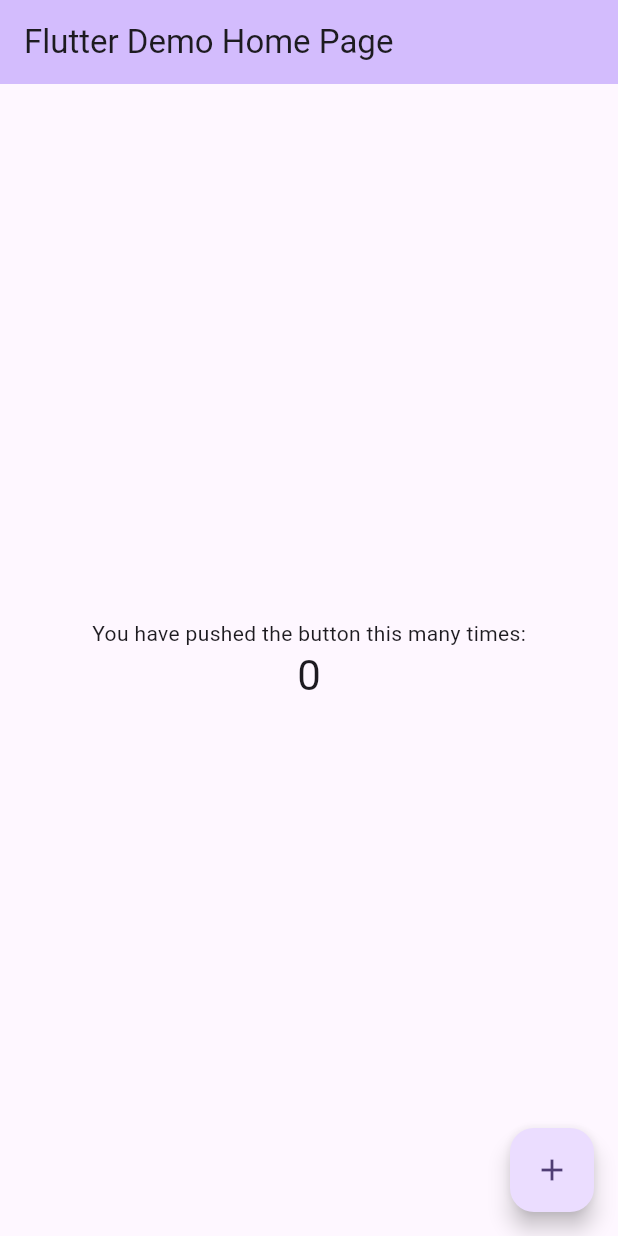
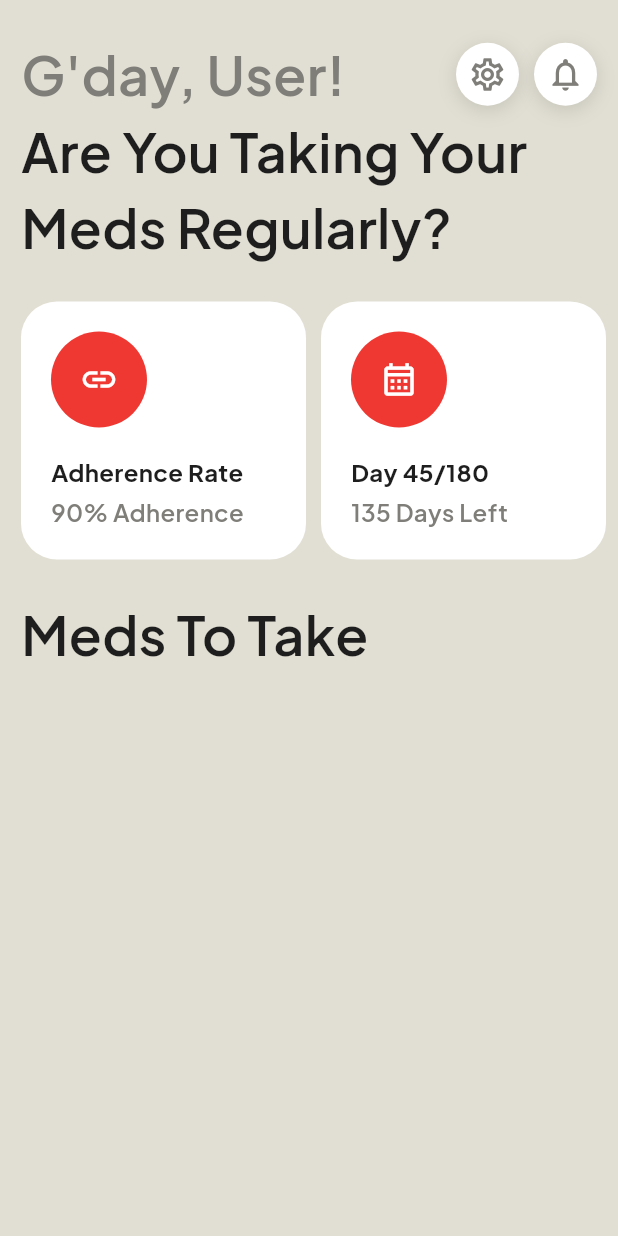
Before and after one commit to queenshafa/remindy-app, a Flutter app: the screen it shows after launch, on a phone screen of 412 x 824 dp. Run offline on Flutter 3.47's test engine with Material 3 defaults, Android fonts, the phone set to English and light mode, and no system bars; our stand-ins replace google_fonts.

Commit message:
feat: notifications and banner button widgets

```diff
--- a/lib/main.dart
+++ b/lib/main.dart
@@ -1,4 +1,7 @@
 import 'package:flutter/material.dart';
+import 'package:google_fonts/google_fonts.dart';
+import 'package:remindy_app/screen/home_screen.dart';
+import 'package:remindy_app/theme/app_theme.dart';
 
 void main() {
   runApp(const MyApp());
@@ -12,25 +15,8 @@ class MyApp extends StatelessWidget {
   Widget build(BuildContext context) {
     return MaterialApp(
       title: 'Flutter Demo',
-      theme: ThemeData(
-        // This is the theme of your application.
-        //
-        // TRY THIS: Try running your application with "flutter run". You'll see
-        // the application has a purple toolbar. Then, without quitting the app,
-        // try changing the seedColor in the colorScheme below to Colors.green
-        // and then invoke "hot reload" (save your changes or press the "hot
-        // reload" button in a Flutter-supported IDE, or press "r" if you used
-        // the command line to start the app).
-        //
-        // Notice that the counter didn't reset back to zero; the application
-        // state is not lost during the reload. To reset the state, use hot
-        // restart instead.
-        //
-        // This works for code too, not just values: Most code changes can be
-        // tested with just a hot reload.
-        colorScheme: .fromSeed(seedColor: Colors.deepPurple),
-      ),
-      home: const MyHomePage(title: 'Flutter Demo Home Page'),
+      theme: AppTheme.theme,
+      home: HomeScreen(),
     );
   }
 }
--- /dev/null
+++ b/lib/screen/home_screen.dart
@@ -0,0 +1,85 @@
+import 'package:flutter/material.dart';
+import 'package:remindy_app/theme/app_theme.dart';
+import 'package:remindy_app/widgets/button_banner.dart';
+import 'package:remindy_app/widgets/circle_icon_button.dart';
+
+class HomeScreen extends StatefulWidget {
+  const HomeScreen({super.key});
+
+  @override
+  State<HomeScreen> createState() => _HomeScreenState();
+}
+
+class _HomeScreenState extends State<HomeScreen> {
+  @override
+  Widget build(BuildContext context) {
+    return Scaffold(
+      backgroundColor: AppTheme.background,
+      body: SafeArea(
+        child: Container(
+          padding: EdgeInsets.symmetric(horizontal: 14, vertical: 24),
+          child: Column(
+            crossAxisAlignment: CrossAxisAlignment.start,
+            children: [
+              Row(
+                children: [
+                  Text(
+                    'G\'day, User!',
+                    style: TextStyle(
+                      fontSize: 36,
+                      color: AppTheme.textSecondary,
+                      fontWeight: FontWeight.w600,
+                    ),
+                  ),
+                  Spacer(),
+                  Row(
+                    children: [
+                      CircleIconButton(
+                        icon: Icons.settings_outlined,
+                        onTap: () {},
+                      ),
+                      SizedBox(width: 10),
+                      CircleIconButton(
+                        icon: Icons.notifications_outlined,
+                        onTap: () {},
+                      ),
+                    ],
+                  ),
+                ],
+              ),
+              Text(
+                'Are You Taking Your Meds Regularly?',
+                style: AppTheme.display(),
+              ),
+              SizedBox(height: 24),
+              Row(
+                mainAxisAlignment: MainAxisAlignment.spaceEvenly,
+                children: [
+                  ButtonBanner(
+                    icon: Icons.link,
+                    onTap: () {},
+                    title: 'Adherence Rate',
+                    description: '90% Adherence',
+                  ),
+                  SizedBox(width: 10),
+                  ButtonBanner(
+                    icon: Icons.calendar_month_outlined,
+                    onTap: () {},
+                    title: 'Day 45/180',
+                    description: '135 Days Left',
+                  ),
+                ],
+              ),
+              SizedBox(height: 24),
+              Text(
+                'Meds To Take',
+                textAlign: TextAlign.start,
+                style: AppTheme.display(),
+              ),
+            ],
+          ),
+        ),
+      ),
+    );
+  }
+}
--- a/lib/theme/app_theme.dart
+++ b/lib/theme/app_theme.dart
@@ -3,17 +3,18 @@ import 'package:google_fonts/google_fonts.dart';
 
 class AppTheme {
   static const Color primary = Color(0xFFEF3832);
-  static const Color secondary = Color(0xFF7F7E79);
   static const Color background = Color(0xFFE1DFD3);
-  static const Color text = Color(0xFF1E1E1E);
+  static const Color textPrimary = Color(0xFF1E1E1E);
+  static const Color textSecondary = Color(0xFF7F7E79);
 
-  static TextStyle display({
-    double fontSize = 22,
-    FontWeight fontWeight = FontWeight.w700,
-    Color color = text,
+  // Helper untuk teks umum (Plus Jakarta Sans) agar konsisten
+  static TextStyle body({
+    double fontSize = 14,
+    FontWeight fontWeight = FontWeight.normal,
+    Color color = textPrimary,
     double? letterSpacing,
   }) {
-    return GoogleFonts.playfairDisplay(
+    return GoogleFonts.plusJakartaSans(
       fontSize: fontSize,
       fontWeight: fontWeight,
       color: color,
@@ -21,29 +22,54 @@ class AppTheme {
     );
   }
 
+  // Helper untuk judul khusus (Playfair Display)
+  static TextStyle display({
+    double fontSize = 36,
+    FontWeight fontWeight = FontWeight.w600,
+    Color color = textPrimary,
+  }) {
+    return GoogleFonts.plusJakartaSans(
+      fontSize: fontSize,
+      fontWeight: fontWeight,
+      color: color,
+    );
+  }
+
   static ThemeData get theme {
-    final baseTextTheme = GoogleFonts.plusJakartaSansTextTheme();
+    // Menerapkan Plus Jakarta Sans sebagai base text theme global
+    final baseTextTheme = GoogleFonts.plusJakartaSansTextTheme(
+      ThemeData.light().textTheme,
+    );
+
     final base = ThemeData(
       useMaterial3: true,
       colorScheme: ColorScheme.fromSeed(seedColor: primary, primary: primary),
       scaffoldBackgroundColor: background,
-      textTheme: baseTextTheme.apply(bodyColor: text, displayColor: text),
+      // Mengatur font default untuk seluruh textTheme aplikasi
+      textTheme: baseTextTheme.apply(
+        bodyColor: textPrimary,
+        displayColor: textPrimary,
+      ),
     );
 
     return base.copyWith(
       appBarTheme: AppBarTheme(
         backgroundColor: background,
-        foregroundColor: text,
+        foregroundColor: textPrimary,
         elevation: 0,
         centerTitle: true,
-        titleTextStyle: display(fontSize: 20),
+        titleTextStyle: display(
+          fontSize: 20,
+        ), // Tetap pakai Playfair Display untuk judul AppBar
       ),
       elevatedButtonTheme: ElevatedButtonThemeData(
         style: ElevatedButton.styleFrom(
           backgroundColor: primary,
           foregroundColor: Colors.white,
           minimumSize: const Size.fromHeight(54),
-          textStyle: baseTextTheme.labelLarge?.copyWith(
+          // Memastikan teks tombol menggunakan Plus Jakarta Sans
+          textStyle: GoogleFonts.plusJakartaSans(
+            fontSize: 16,
             fontWeight: FontWeight.w700,
             letterSpacing: 0.2,
           ),
@@ -56,7 +82,9 @@ class AppTheme {
       inputDecorationTheme: InputDecorationTheme(
         filled: true,
         fillColor: const Color(0xFFF7F2F0),
-        labelStyle: const TextStyle(color: text, fontSize: 13.5),
+        // Menggunakan helper body agar label input konsisten Plus Jakarta Sans
+        labelStyle: body(color: textPrimary, fontSize: 13.5),
+        hintStyle: body(color: textSecondary, fontSize: 13.5),
         contentPadding: const EdgeInsets.symmetric(
           horizontal: 18,
           vertical: 16,
@@ -80,9 +108,13 @@ class AppTheme {
         unselectedItemColor: Colors.grey.shade400,
         type: BottomNavigationBarType.fixed,
         elevation: 0,
-        selectedLabelStyle: const TextStyle(
+        selectedLabelStyle: GoogleFonts.plusJakartaSans(
           fontSize: 12,
           fontWeight: FontWeight.w600,
+        ),
+        unselectedLabelStyle: GoogleFonts.plusJakartaSans(
+          fontSize: 12,
+          fontWeight: FontWeight.normal,
         ),
       ),
     );
--- /dev/null
+++ b/lib/widgets/button_banner.dart
@@ -0,0 +1,77 @@
+import 'package:flutter/material.dart';
+import 'package:google_fonts/google_fonts.dart';
+import 'package:remindy_app/theme/app_theme.dart';
+
+class ButtonBanner extends StatelessWidget {
+  const ButtonBanner({
+    super.key,
+    required this.icon,
+    required this.onTap,
+    required this.title,
+    required this.description,
+  });
+
+  final IconData icon;
+  final VoidCallback onTap;
+  final String title;
+  final String description;
+
+  @override
+  Widget build(BuildContext context) {
+    return Material(
+      color: Colors.white,
+      borderRadius: BorderRadius.circular(
+        24,
+      ), // Radius kartu lebih melengkung sesuai desain
+      child: InkWell(
+        onTap: onTap,
+        borderRadius: BorderRadius.circular(
+          24,
+        ), // Agar efek ripple ikutan melengkung
+        child: Container(
+          width: 190,
+          padding: const EdgeInsets.all(20), // Padding dalam kartu
+          child: Column(
+            crossAxisAlignment: CrossAxisAlignment.start, // Rata kiri
+            mainAxisSize: MainAxisSize.min,
+            children: [
+              // Icon Lingkaran Merah
+              Container(
+                width: 64,
+                height: 64,
+                decoration: const BoxDecoration(
+                  color: AppTheme.primary,
+                  shape: BoxShape.circle, // Buat lingkaran sempurna
+                ),
+                child: Icon(icon, size: 26, color: Colors.white),
+              ),
+              const SizedBox(height: 20),
+
+              // Title (Adherence Rate / Day 45/180)
+              Text(
+                title,
+                style: TextStyle(
+                  fontSize: 16,
+                  color: AppTheme.textPrimary,
+                  fontWeight: FontWeight.w700,
+                  height: 1.2,
+                ),
+              ),
+              const SizedBox(height: 6),
+
+              // Description (90% Adherence / 135 days left)
+              Text(
+                description,
+                style: TextStyle(
+                  fontSize: 16,
+                  color: AppTheme.textSecondary,
+                  fontWeight: FontWeight.w600,
+                ),
+              ),
+            ],
+          ),
+        ),
+      ),
+    );
+  }
+}
--- /dev/null
+++ b/lib/widgets/circle_icon_button.dart
@@ -0,0 +1,38 @@
+import 'package:flutter/material.dart';
+import 'package:remindy_app/theme/app_theme.dart';
+
+class CircleIconButton extends StatelessWidget {
+  const CircleIconButton({super.key, required this.icon, required this.onTap});
+
+  final IconData icon;
+  final VoidCallback onTap;
+
+  @override
+  Widget build(BuildContext context) {
+    return InkWell(
+      onTap: onTap,
+      customBorder: CircleBorder(),
+      child: Container(
+        width: 42,
+        height: 42,
+        decoration: BoxDecoration(
+          color: Colors.white,
+          borderRadius: BorderRadius.circular(100),
+          boxShadow: [
+            BoxShadow(
+              color: Colors.black.withValues(alpha: 0.12),
+              blurRadius: 10,
+              offset: Offset(0, 3),
+            ),
+          ],
+        ),
+        child: Icon(
+          icon,
+          size: 26,
+          color: AppTheme.textSecondary,
+          fontWeight: FontWeight.w400,
+        ),
+      ),
+    );
+  }
+}
```
Also changed, not shown: pubspec.lock, 2 other files.
